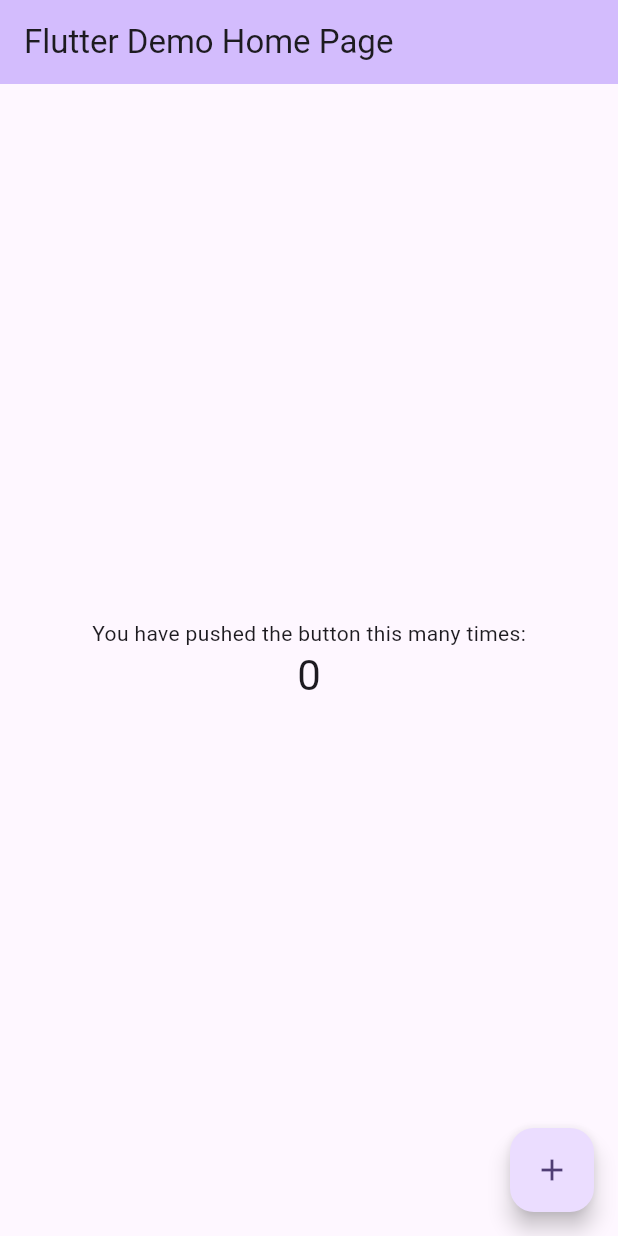
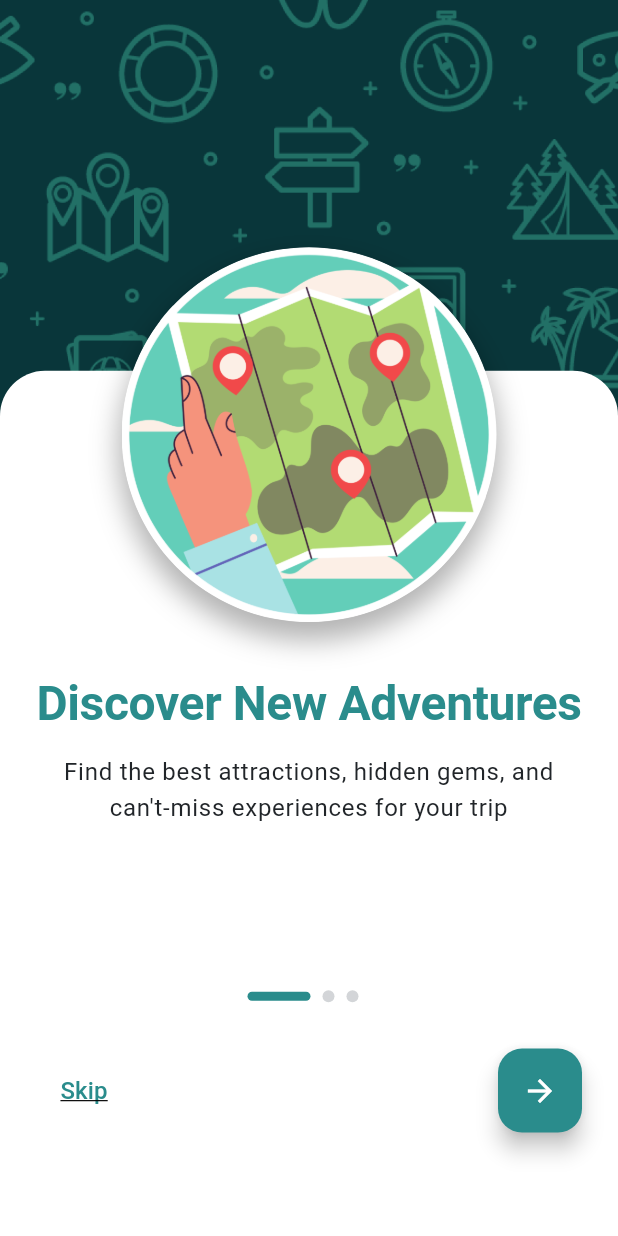
Before and after one commit to nouranfarahat/AnyStay, a Flutter app: the screen it shows after launch, on a phone screen of 412 x 824 dp. Run offline on Flutter 3.47's test engine with Material 3 defaults, Android fonts, the phone set to English and light mode, and no system bars.

Commit message:
Finish Onboarding

```diff
--- /dev/null
+++ b/lib/controllers/onboarding_controller.dart
@@ -0,0 +1,18 @@
+import 'package:anystay/views/home_screen.dart';
+import 'package:flutter/cupertino.dart';
+import 'package:flutter/material.dart';
+
+class OnboardingController {
+  Future<void> completeOnboarding(BuildContext context) async {
+
+    Navigator.of(context).pushReplacement(
+      MaterialPageRoute(builder: (context)=> const HomeScreen())
+    );
+
+  }
+
+  Future<void> skipOnboarding(BuildContext context) async{
+
+    await completeOnboarding(context);
+  }
+}
--- a/lib/main.dart
+++ b/lib/main.dart
@@ -1,3 +1,5 @@
+import 'package:anystay/theme/theme.dart';
+import 'package:anystay/views/screens/onboarding_screen.dart';
 import 'package:flutter/material.dart';
 
 void main() {
@@ -7,119 +9,13 @@
 class MyApp extends StatelessWidget {
   const MyApp({super.key});
 
-  // This widget is the root of your application.
   @override
   Widget build(BuildContext context) {
     return MaterialApp(
-      title: 'Flutter Demo',
-      theme: ThemeData(
-        // This is the theme of your application.
-        //
-        // TRY THIS: Try running your application with "flutter run". You'll see
-        // the application has a purple toolbar. Then, without quitting the app,
-        // try changing the seedColor in the colorScheme below to Colors.green
-        // and then invoke "hot reload" (save your changes or press the "hot
-        // reload" button in a Flutter-supported IDE, or press "r" if you used
-        // the command line to start the app).
-        //
-        // Notice that the counter didn't reset back to zero; the application
-        // state is not lost during the reload. To reset the state, use hot
-        // restart instead.
-        //
-        // This works for code too, not just values: Most code changes can be
-        // tested with just a hot reload.
-        colorScheme: ColorScheme.fromSeed(seedColor: Colors.deepPurple),
-        useMaterial3: true,
-      ),
-      home: const MyHomePage(title: 'Flutter Demo Home Page'),
+      title: 'VentureOut',
+      theme: AppTheme.lightTheme,
+      debugShowCheckedModeBanner: false,
+      home: const OnboardingView(), // Directly open onboarding screen
     );
   }
 }
-
-class MyHomePage extends StatefulWidget {
-  const MyHomePage({super.key, required this.title});
-
-  // This widget is the home page of your application. It is stateful, meaning
-  // that it has a State object (defined below) that contains fields that affect
-  // how it looks.
-
-  // This class is the configuration for the state. It holds the values (in this
-  // case the title) provided by the parent (in this case the App widget) and
-  // used by the build method of the State. Fields in a Widget subclass are
-  // always marked "final".
-
-  final String title;
-
-  @override
-  State<MyHomePage> createState() => _MyHomePageState();
-}
-
-class _MyHomePageState extends State<MyHomePage> {
-  int _counter = 0;
-
-  void _incrementCounter() {
-    setState(() {
-      // This call to setState tells the Flutter framework that something has
-      // changed in this State, which causes it to rerun the build method below
-      // so that the display can reflect the updated values. If we changed
-      // _counter without calling setState(), then the build method would not be
-      // called again, and so nothing would appear to happen.
-      _counter++;
-    });
-  }
-
-  @override
-  Widget build(BuildContext context) {
-    // This method is rerun every time setState is called, for instance as done
-    // by the _incrementCounter method above.
-    //
-    // The Flutter framework has been optimized to make rerunning build methods
-    // fast, so that you can just rebuild anything that needs updating rather
-    // than having to individually change instances of widgets.
-    return Scaffold(
-      appBar: AppBar(
-        // TRY THIS: Try changing the color here to a specific color (to
-        // Colors.amber, perhaps?) and trigger a hot reload to see the AppBar
-        // change color while the other colors stay the same.
-        backgroundColor: Theme.of(context).colorScheme.inversePrimary,
-        // Here we take the value from the MyHomePage object that was created by
-        // the App.build method, and use it to set our appbar title.
-        title: Text(widget.title),
-      ),
-      body: Center(
-        // Center is a layout widget. It takes a single child and positions it
-        // in the middle of the parent.
-        child: Column(
-          // Column is also a layout widget. It takes a list of children and
-          // arranges them vertically. By default, it sizes itself to fit its
-          // children horizontally, and tries to be as tall as its parent.
-          //
-          // Column has various properties to control how it sizes itself and
-          // how it positions its children. Here we use mainAxisAlignment to
-          // center the children vertically; the main axis here is the vertical
-          // axis because Columns are vertical (the cross axis would be
-          // horizontal).
-          //
-          // TRY THIS: Invoke "debug painting" (choose the "Toggle Debug Paint"
-          // action in the IDE, or press "p" in the console), to see the
-          // wireframe for each widget.
-          mainAxisAlignment: MainAxisAlignment.center,
-          children: <Widget>[
-            const Text(
-              'You have pushed the button this many times:',
-            ),
-            Text(
-              '$_counter',
-              style: Theme.of(context).textTheme.headlineMedium,
-            ),
-          ],
-        ),
-      ),
-      floatingActionButton: FloatingActionButton(
-        onPressed: _incrementCounter,
-        tooltip: 'Increment',
-        child: const Icon(Icons.add),
-      ), // This trailing comma makes auto-formatting nicer for build methods.
-    );
-  }
-}
--- /dev/null
+++ b/lib/models/onboarding_model.dart
@@ -0,0 +1,26 @@
+class OnboardingModel{
+
+  String title;
+  String description;
+  String imagePath;
+
+  OnboardingModel(
+      this.title,
+      this.description,
+      this.imagePath);
+}
+
+List<OnboardingModel> onbordingData=[
+  OnboardingModel(
+      "Discover New Adventures",
+      "Find the best attractions, hidden gems, and can't-miss experiences for your trip",
+      "assets/images/map.png"),
+  OnboardingModel(
+      "Navigate with Ease",
+      "Get directions to every destination and make the most of your vacation",
+      "assets/images/discover.png"),
+  OnboardingModel(
+      "Plan Your Perfect Day",
+      "Build your itinerary with opening hours, prices, and ratings all in one place",
+      "assets/images/begin.png"),
+];
--- /dev/null
+++ b/lib/theme/theme.dart
@@ -0,0 +1,121 @@
+import 'package:flutter/material.dart';
+
+class AppTheme {
+  static const Color primaryColor = Color(0xFF2A8C8C); // Deep Navy Blue
+  static const Color secondaryColor = Color(0xFF2B9348); // Forest Green
+  static const Color accentColor = Color(0xFFE07A5F); // Warm Coral
+  static const Color backgroundColor = Color(0xFFF8F9FA); // Off-White
+  static const Color surfaceColor = Color(0xFFFFFFFF); // White
+  static const Color textColor = Color(0xFF212529); // Charcoal
+  static const Color textSecondaryColor = Color(0xFF6C757D); // Medium Grey
+// Text Sizes - Create a consistent scale
+  static const double fontSizeDisplayLarge = 32.0;
+  static const double fontSizeDisplayMedium = 28.0;
+  static const double fontSizeDisplaySmall = 24.0;
+  static const double fontSizeHeadlineMedium = 20.0;
+  static const double fontSizeHeadlineSmall = 18.0;
+  static const double fontSizeTitleLarge = 16.0;
+  static const double fontSizeBodyLarge = 16.0;
+  static const double fontSizeBodyMedium = 14.0;
+  static const double fontSizeBodySmall = 12.0;
+  static const double fontSizeLabelLarge = 14.0;
+  static const double fontSizeLabelSmall = 11.0;
+
+  static ThemeData get lightTheme {
+    return ThemeData(
+      primaryColor: primaryColor,
+      colorScheme: const ColorScheme.light().copyWith(
+        primary: primaryColor,
+        secondary: secondaryColor,
+        surface: surfaceColor,
+        background: backgroundColor,
+      ),
+      scaffoldBackgroundColor: backgroundColor,
+
+      // Text Theme with consistent sizes
+      textTheme: const TextTheme(
+        // Display - Largest text (for major headlines)
+        displayLarge: TextStyle(
+          fontSize: fontSizeDisplayLarge,
+          fontWeight: FontWeight.bold,
+          color: textColor,
+        ),
+        displayMedium: TextStyle(
+          fontSize: fontSizeDisplayMedium,
+          fontWeight: FontWeight.bold,
+          color: textColor,
+        ),
+        displaySmall: TextStyle(
+          fontSize: fontSizeDisplaySmall,
+          fontWeight: FontWeight.bold,
+          color: textColor,
+        ),
+
+        // Headline - For section titles
+        headlineMedium: TextStyle(
+          fontSize: fontSizeHeadlineMedium,
+          fontWeight: FontWeight.w600,
+          color: textColor,
+        ),
+        headlineSmall: TextStyle(
+          fontSize: fontSizeHeadlineSmall,
+          fontWeight: FontWeight.w600,
+          color: textColor,
+        ),
+
+        // Title - For card titles, buttons
+        titleLarge: TextStyle(
+          fontSize: fontSizeTitleLarge,
+          fontWeight: FontWeight.w500,
+          color: textColor,
+        ),
+
+        // Body - For regular text content
+        bodyLarge: TextStyle(
+          fontSize: fontSizeBodyLarge,
+          color: textColor,
+          height: 1.5,
+        ),
+        bodyMedium: TextStyle(
+          fontSize: fontSizeBodyMedium,
+          color: textSecondaryColor,
+          height: 1.5,
+        ),
+        bodySmall: TextStyle(
+          fontSize: fontSizeBodySmall,
+          color: textSecondaryColor,
+        ),
+
+        // Label - For form labels, captions
+        labelLarge: TextStyle(
+          fontSize: fontSizeLabelLarge,
+          fontWeight: FontWeight.w500,
+          color: Colors.white, // For buttons
+        ),
+        labelSmall: TextStyle(
+          fontSize: fontSizeLabelSmall,
+          color: textSecondaryColor,
+        ),
+      ),
+
+      // Other theme properties...
+      appBarTheme: const AppBarTheme(
+        backgroundColor: primaryColor,
+        foregroundColor: Colors.white,
+      ),
+      elevatedButtonTheme: ElevatedButtonThemeData(
+        style: ElevatedButton.styleFrom(
+          backgroundColor: primaryColor,
+          foregroundColor: Colors.white,
+          textStyle: const TextStyle(
+            fontSize: fontSizeLabelLarge,
+            fontWeight: FontWeight.w500,
+          ),
+          shape: RoundedRectangleBorder(
+            borderRadius: BorderRadius.circular(20),
+          ),
+        ),
+      ),
+    );
+  }
+}
--- /dev/null
+++ b/lib/views/home_screen.dart
@@ -0,0 +1,19 @@
+import 'package:anystay/theme/theme.dart';
+import 'package:flutter/material.dart';
+
+class HomeScreen extends StatelessWidget {
+  const HomeScreen({super.key});
+
+  @override
+  Widget build(BuildContext context) {
+    return Scaffold(
+      appBar: AppBar(
+        title: const Text('VentureOut'),
+        backgroundColor: AppTheme.primaryColor,
+      ),
+      body: const Center(
+        child: Text('Welcome to the main app!'),
+      ),
+    );
+  }
+}
--- /dev/null
+++ b/lib/views/screens/onboarding_screen.dart
@@ -0,0 +1,45 @@
+import 'package:anystay/controllers/onboarding_controller.dart';
+import 'package:anystay/models/onboarding_model.dart';
+import 'package:anystay/views/widgets/onboarding_widget.dart';
+import 'package:flutter/material.dart';
+
+class OnboardingView extends StatefulWidget{
+  const OnboardingView({super.key});
+
+
+  @override
+  State<OnboardingView> createState() => _OnboardingViewState();
+
+
+
+}
+
+class _OnboardingViewState extends State<OnboardingView> {
+  final OnboardingController _controller = OnboardingController();
+  final PageController _pageController = PageController();
+  int _currentPage = 0;
+  @override
+  Widget build(BuildContext context) {
+    return Scaffold(
+      body: PageView.builder(
+        controller: _pageController,
+          itemCount: onbordingData.length,
+          onPageChanged: (int page) {
+            setState(() => _currentPage = page);
+          },
+          itemBuilder: (_,index)
+      {
+        final page = onbordingData[index];
+
+        return OnboardingPage(
+          model: page,
+          currentPage: _currentPage,
+          totalPages: onbordingData.length,
+          pageController: _pageController,
+          onSkip: () =>_controller.skipOnboarding(context),
+          onComplete: () => _controller.completeOnboarding(context),
+        );
+      }),
+    );
+  }
+}
--- /dev/null
+++ b/lib/views/widgets/onboarding_widget.dart
@@ -0,0 +1,224 @@
+import 'package:anystay/models/onboarding_model.dart';
+import 'package:anystay/theme/theme.dart';
+import 'package:flutter/cupertino.dart';
+import 'package:flutter/material.dart';
+
+class OnboardingPage extends StatelessWidget {
+  final OnboardingModel model;
+  final int currentPage;
+  final int totalPages;
+  final PageController pageController;
+  final VoidCallback onSkip;
+  final VoidCallback onComplete;
+
+  const OnboardingPage(
+      {super.key,
+      required this.model,
+      required this.currentPage,
+      required this.totalPages,
+      required this.pageController,
+      required this.onSkip,
+      required this.onComplete});
+
+  @override
+  Widget build(BuildContext context) {
+    return Stack(
+      children: [
+        //Screen Background
+        Container(
+          width: double.infinity,
+          height: double.infinity,
+          decoration: BoxDecoration(
+              image: DecorationImage(
+            image: AssetImage("assets/images/background.png"),
+            fit: BoxFit.cover,
+          )),
+        ),
+
+        //The white box
+        Positioned(
+          bottom: 0,
+          right: 0,
+          left: 0,
+          child: Container(
+              height: MediaQuery.of(context).size.height *
+                  0.7, // Takes half screen height
+              decoration: BoxDecoration(
+                  color: AppTheme.surfaceColor,
+                  borderRadius: BorderRadius.only(
+                      topLeft: Radius.circular(30),
+                      topRight: Radius.circular(30))),
+              padding: const EdgeInsets.all(24),
+              child: Stack(children: [
+                Positioned(
+                    top: 90,
+                    right: 0,
+                    left: 0,
+                    child: Column(
+                        mainAxisAlignment: MainAxisAlignment.center,
+                        children: [
+                          const SizedBox(height: 90),
+
+                          Text(
+                            model.title,
+                            style: Theme.of(context)
+                                .textTheme
+                                .displayLarge
+                                ?.copyWith(color: AppTheme.primaryColor),
+                            textAlign: TextAlign.center,
+                          ),
+                          const SizedBox(height: 16),
+                          Text(
+                            model.description,
+                            style: Theme.of(context)
+                                .textTheme
+                                .bodyLarge
+                                ?.copyWith(height: 1.5),
+                            textAlign: TextAlign.center,
+                          ),
+                          const SizedBox(height: 70),
+
+                          // Bottom section (takes about 1/4 of the space)
+                          Positioned(
+                            top: 50,
+                              right: 0,
+                              left: 0,
+                              child: SizedBox(
+                              height: MediaQuery.of(context).size.height *
+                                  0.2, // Flexible height
+                              child: Column(
+                                  mainAxisAlignment:
+                                      MainAxisAlignment.spaceEvenly,
+                                  children: [
+                                    //Page Indicator
+                                    _buildLineIndicator(
+                                        currentPage, totalPages, context),
+
+                                    //Get started Button
+                                    currentPage == totalPages - 1
+                                        ? ElevatedButton(
+                                            onPressed: onComplete,
+                                            style: ElevatedButton.styleFrom(
+                                              backgroundColor:
+                                                  AppTheme.primaryColor,
+                                              foregroundColor: Colors.white,
+                                              minimumSize: const Size(
+                                                  double.infinity, 50),
+                                              shape: RoundedRectangleBorder(
+                                                borderRadius:
+                                                    BorderRadius.circular(25),
+                                              ),
+                                            ),
+                                            child: const Text('Get Started'),
+                                          )
+                                        : Row(
+                                            children: [
+                                              // Skip Button
+                                              TextButton(
+                                                onPressed: onSkip,
+                                                child: Text(
+                                                  'Skip',
+                                                  style: TextStyle(
+                                                      color:
+                                                          AppTheme.primaryColor,
+                                                      fontSize: 16,
+                                                      decoration: TextDecoration
+                                                          .underline),
+                                                ),
+                                              ),
+
+                                              const Spacer(),
+
+                                              // Next Button
+                                              FloatingActionButton(
+                                                onPressed: () {
+                                                  pageController.nextPage(
+                                                    duration: const Duration(
+                                                        milliseconds: 300),
+                                                    curve: Curves.easeIn,
+                                                  );
+                                                },
+                                                backgroundColor:
+                                                    AppTheme.primaryColor,
+                                                foregroundColor: Colors.white,
+                                                child: const Icon(
+                                                    Icons.arrow_forward),
+                                              ),
+                                            ],
+                                          ),
+                                  ])))
+                        ]))
+              ])),
+        ),
+        Positioned(
+            top: MediaQuery.of(context).size.height * 0.20,
+            right: 0,
+            left: 0,
+            child: Container(
+                width: 250,
+                height: 250,
+                decoration: BoxDecoration(
+                  shape: BoxShape.circle,
+                  image: DecorationImage(
+                    image: AssetImage(model.imagePath),
+                  ),
+                  boxShadow: [
+                    BoxShadow(
+                      color: Colors.black.withOpacity(0.3),
+                      offset: const Offset(0, 10),
+                      blurRadius: 15,
+                      spreadRadius: 2,
+                    ),
+                  ],
+                )))
+      ],
+    );
+  }
+}
+
+Widget _buildLineIndicator(
+    int currentPage, int totalPages, BuildContext context) {
+  return Column(
+    children: [
+      const SizedBox(height: 8),
+
+      // Use the indicator builder from the parent state
+      Row(
+        mainAxisAlignment: MainAxisAlignment.center,
+        children: [
+          for (var i = 0; i < totalPages; i++)
+            i == currentPage
+                ? _buildActiveIndicator()
+                : _buildInactiveIndicator(),
+        ],
+      ),
+    ],
+  );
+}
+
+Widget _buildActiveIndicator() {
+  return AnimatedContainer(
+    duration: const Duration(milliseconds: 300),
+    height: 6,
+    width: 42,
+    margin: const EdgeInsets.only(right: 8),
+    decoration: BoxDecoration(
+      borderRadius: BorderRadius.circular(50),
+      color: AppTheme.primaryColor, // Use your theme color
+    ),
+  );
+}
+
+Widget _buildInactiveIndicator() {
+  return AnimatedContainer(
+    duration: const Duration(milliseconds: 300),
+    height: 8,
+    width: 8,
+    margin: const EdgeInsets.only(right: 8),
+    decoration: BoxDecoration(
+      borderRadius: BorderRadius.circular(50),
+      color:
+          AppTheme.textSecondaryColor.withOpacity(0.3), // Use your theme color
+    ),
+  );
+}
```
Also changed, not shown: pubspec.yaml (+5 -3 lines), assets/images/Logo.png (added), assets/images/background.png (added), assets/images/begin.png (added), assets/images/discover.png (added), assets/images/map.png (added), pubspec.lock, 4 other files.
